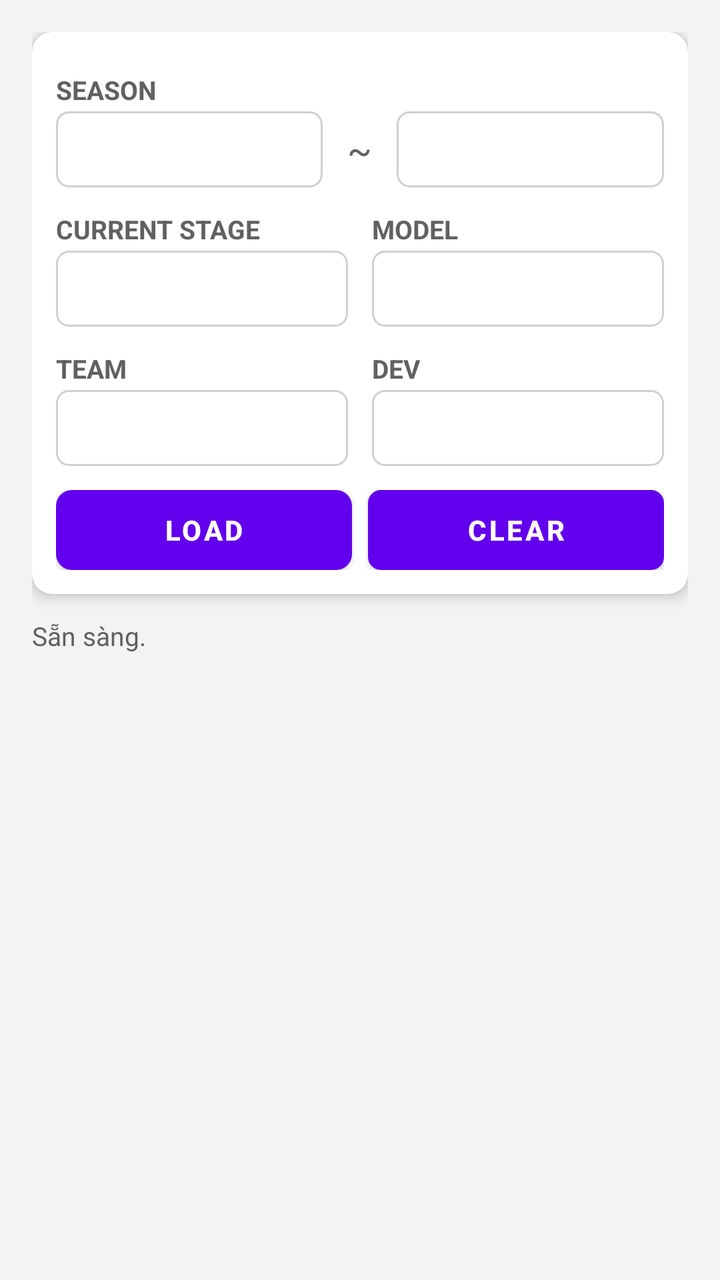
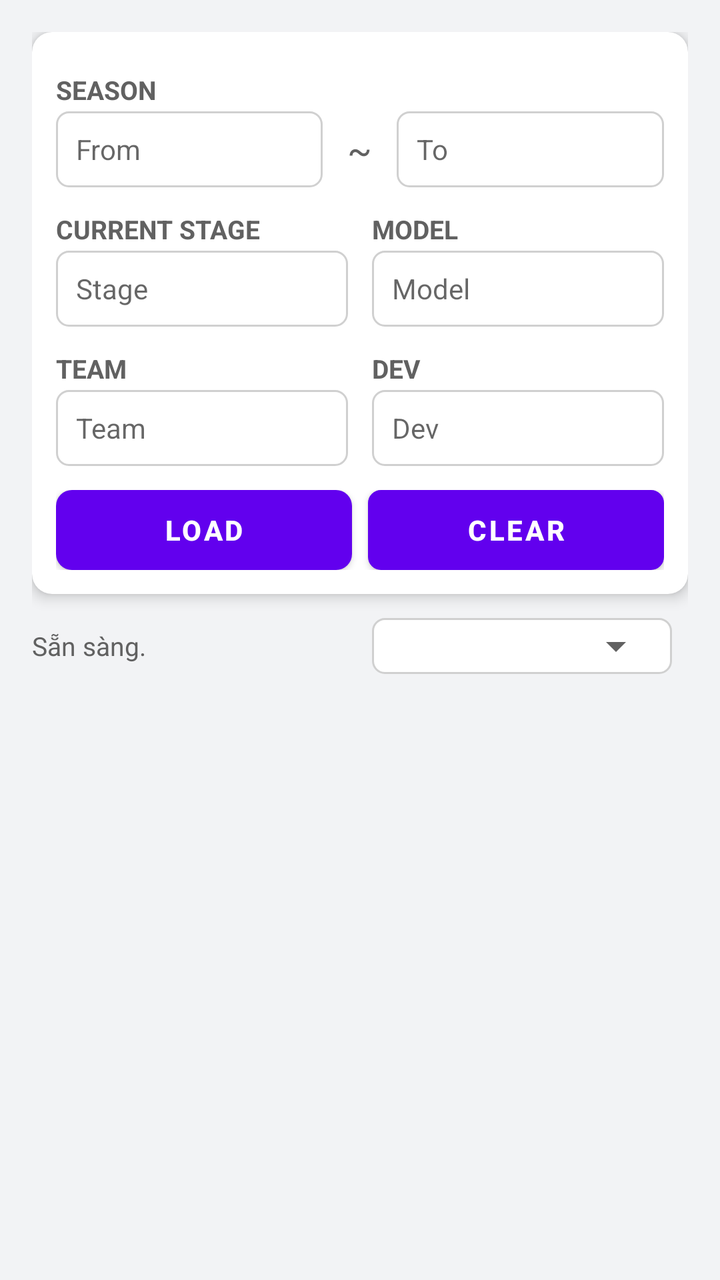

Two renders of the same Android screen: before a commit and after it. Below are the layout's source before the change and the commit's diff.
<!-- AndroidManifest.xml: application theme Theme.Nbcfm -->
<!-- res/layout/activity_main.xml -->
<?xml version="1.0" encoding="utf-8"?>
<LinearLayout xmlns:android="http://schemas.android.com/apk/res/android"
    xmlns:app="http://schemas.android.com/apk/res-auto"
    android:layout_width="match_parent"
    android:layout_height="match_parent"
    android:orientation="vertical"
    android:background="@color/bg"
    android:padding="16dp">











    <androidx.cardview.widget.CardView
        android:layout_width="match_parent"
        android:layout_height="wrap_content"
        app:cardCornerRadius="10dp"
        app:cardElevation="4dp"
        android:layout_marginBottom="12dp">

        <LinearLayout
            android:layout_width="match_parent"
            android:layout_height="wrap_content"
            android:orientation="vertical"
            android:padding="12dp">

            <TextView style="@style/FieldLabel" android:text="SEASON" />
            <LinearLayout
                android:layout_width="match_parent"
                android:layout_height="wrap_content"
                android:orientation="horizontal"
                android:gravity="center_vertical">

                <Spinner
                    android:id="@+id/spinnerSeasonFrom"
                    style="@style/FieldSpinner"
                    android:layout_width="0dp"
                    android:layout_weight="1" />

                <TextView
                    android:layout_width="wrap_content"
                    android:layout_height="wrap_content"
                    android:text=" ~ "
                    android:textSize="18sp"
                    android:textColor="@color/textSecondary"
                    android:paddingHorizontal="8dp" />

                <Spinner
                    android:id="@+id/spinnerSeasonTo"
                    style="@style/FieldSpinner"
                    android:layout_width="0dp"
                    android:layout_weight="1" />
            </LinearLayout>

            <LinearLayout
                android:layout_width="match_parent"
                android:layout_height="wrap_content"
                android:orientation="horizontal"
                android:layout_marginTop="4dp">

                <LinearLayout
                    android:layout_width="0dp"
                    android:layout_height="wrap_content"
                    android:layout_weight="1"
                    android:orientation="vertical"
                    android:layout_marginEnd="6dp">

                    <TextView
                        style="@style/FieldLabel"
                        android:text="CURRENT STAGE" />

                    <Spinner
                        android:id="@+id/spinnerStage"
                        style="@style/FieldSpinner" />
                </LinearLayout>

                <LinearLayout
                    android:layout_width="0dp"
                    android:layout_height="wrap_content"
                    android:layout_weight="1"
                    android:orientation="vertical"
                    android:layout_marginStart="6dp">

                    <TextView
                        style="@style/FieldLabel"
                        android:text="MODEL" />

                    <Spinner
                        android:id="@+id/spinnerModel"
                        style="@style/FieldSpinner" />
                </LinearLayout>
            </LinearLayout>

            <LinearLayout
                android:layout_width="match_parent"
                android:layout_height="wrap_content"
                android:orientation="horizontal"
                android:layout_marginTop="4dp">

                <LinearLayout
                    android:layout_width="0dp"
                    android:layout_height="wrap_content"
                    android:layout_weight="1"
                    android:orientation="vertical"
                    android:layout_marginEnd="6dp">

                    <TextView
                        android:id="@+id/textView2"
                        style="@style/FieldLabel"
                        android:layout_width="match_parent"
                        android:layout_height="wrap_content"
                        android:text="TEAM" />

                    <Spinner
                        android:id="@+id/spinnerTeam"
                        style="@style/FieldSpinner"
                        android:layout_width="match_parent"
                        android:layout_height="wrap_content" />
                </LinearLayout>

                <LinearLayout
                    android:layout_width="0dp"
                    android:layout_height="wrap_content"
                    android:layout_weight="1"
                    android:orientation="vertical"
                    android:layout_marginStart="6dp">

                    <TextView
                        android:id="@+id/textView5"
                        style="@style/FieldLabel"
                        android:layout_width="match_parent"
                        android:layout_height="wrap_content"
                        android:text="DEV" />

                    <Spinner
                        android:id="@+id/spinnerDev"
                        style="@style/FieldSpinner"
                        android:layout_width="match_parent"
                        android:layout_height="wrap_content" />
                </LinearLayout>
            </LinearLayout>

            <LinearLayout
                android:layout_width="match_parent"
                android:layout_height="wrap_content"
                android:orientation="horizontal"
                android:layout_marginTop="12dp">

                <Button
                    android:id="@+id/btnRetrieve"
                    android:layout_width="0dp"
                    android:layout_height="40dp"
                    android:layout_weight="1"
                    android:text="LOAD"
                    android:textColor="#FFFFFF"
                    android:textStyle="bold"
                    android:background="@drawable/btn_red"
                    android:layout_marginRight="4dp" />

                <Button
                    android:id="@+id/btnClearFilter"
                    android:layout_width="0dp"
                    android:layout_height="40dp"
                    android:layout_marginLeft="4dp"
                    android:layout_weight="1"
                    android:background="@drawable/edit_bg"
                    android:text="CLEAR"
                    android:textColor="@color/white"
                    android:textStyle="bold" />
            </LinearLayout>

        </LinearLayout>
    </androidx.cardview.widget.CardView>

    <LinearLayout
        android:layout_width="match_parent"
        android:layout_height="wrap_content"
        android:orientation="horizontal"
        android:gravity="center_vertical"
        android:paddingBottom="6dp">

        <TextView
            android:id="@+id/tvStatus"
            android:layout_width="0dp"
            android:layout_height="wrap_content"
            android:layout_weight="1"
            android:text="Sẵn sàng."
            android:textColor="@color/textSecondary"
            android:textSize="13sp" />

        <ProgressBar
            android:id="@+id/progressBar"
            style="?android:attr/progressBarStyleSmall"
            android:layout_width="wrap_content"
            android:layout_height="wrap_content"
            android:visibility="gone" />
    </LinearLayout>

    <TextView
        android:id="@+id/tvEmpty"
        android:layout_width="match_parent"
        android:layout_height="wrap_content"
        android:text="Không có dữ liệu."
        android:gravity="center"
        android:padding="24dp"
        android:textColor="@color/textSecondary"
        android:visibility="gone" />

    <com.facebook.shimmer.ShimmerFrameLayout
        android:id="@+id/shimmerViewContainer"
        android:layout_width="match_parent"
        android:layout_height="0dp"
        android:layout_weight="1"
        android:visibility="gone"
        app:shimmer_auto_start="false">

        <LinearLayout
            android:layout_width="match_parent"
            android:layout_height="match_parent"
            android:orientation="vertical">

            <include layout="@layout/item_cfm_card_placeholder" />
            <include layout="@layout/item_cfm_card_placeholder" />
            <include layout="@layout/item_cfm_card_placeholder" />

        </LinearLayout>
    </com.facebook.shimmer.ShimmerFrameLayout>

    <androidx.recyclerview.widget.RecyclerView
        android:id="@+id/recyclerView"
        android:layout_width="match_parent"
        android:layout_height="0dp"
        android:layout_weight="1"
        android:clipToPadding="false"
        android:paddingBottom="16dp" />

</LinearLayout>
<!-- res/layout/item_cfm_card_placeholder.xml (included above) -->
<?xml version="1.0" encoding="utf-8"?>
<androidx.cardview.widget.CardView
    xmlns:android="http://schemas.android.com/apk/res/android"
    xmlns:app="http://schemas.android.com/apk/res-auto"
    android:layout_width="match_parent"
    android:layout_height="wrap_content"
    android:layout_marginBottom="12dp"
    app:cardCornerRadius="10dp"
    app:cardElevation="3dp">

    <LinearLayout
        android:layout_width="match_parent"
        android:layout_height="wrap_content"
        android:orientation="vertical"
        android:padding="12dp">

        
        <View
            android:layout_width="120dp"
            android:layout_height="18dp"
            android:background="@drawable/placeholder_bg"
            android:layout_marginBottom="10dp" />

        
        <LinearLayout
            android:layout_width="match_parent"
            android:layout_height="wrap_content"
            android:orientation="horizontal"
            android:background="@drawable/highlight_bg"
            android:padding="8dp"
            android:layout_marginBottom="8dp"
            android:weightSum="10">

            
            <LinearLayout
                android:layout_width="0dp"
                android:layout_height="wrap_content"
                android:layout_weight="1.5"
                android:orientation="vertical"
                android:gravity="center_horizontal">
                <View
                    android:layout_width="30dp"
                    android:layout_height="10dp"
                    android:background="@drawable/placeholder_bg" />
                <View
                    android:layout_width="20dp"
                    android:layout_height="13dp"
                    android:layout_marginTop="6dp"
                    android:background="@drawable/placeholder_bg" />
            </LinearLayout>

            
            <LinearLayout
                android:layout_width="0dp"
                android:layout_height="wrap_content"
                android:layout_weight="3.5"
                android:orientation="vertical"
                android:gravity="center_horizontal">
                <View
                    android:layout_width="50dp"
                    android:layout_height="10dp"
                    android:background="@drawable/placeholder_bg" />
                <View
                    android:layout_width="70dp"
                    android:layout_height="13dp"
                    android:layout_marginTop="6dp"
                    android:background="@drawable/placeholder_bg" />
            </LinearLayout>

            
            <LinearLayout
                android:layout_width="0dp"
                android:layout_height="wrap_content"
                android:layout_weight="2.5"
                android:orientation="vertical"
                android:gravity="center_horizontal">
                <View
                    android:layout_width="40dp"
                    android:layout_height="10dp"
                    android:background="@drawable/placeholder_bg" />
                <View
                    android:layout_width="45dp"
                    android:layout_height="13dp"
                    android:layout_marginTop="6dp"
                    android:background="@drawable/placeholder_bg" />
            </LinearLayout>

            
            <LinearLayout
                android:layout_width="0dp"
                android:layout_height="wrap_content"
                android:layout_weight="1.3"
                android:orientation="vertical"
                android:gravity="center_horizontal">
                <View
                    android:layout_width="25dp"
                    android:layout_height="10dp"
                    android:background="@drawable/placeholder_bg" />
                <View
                    android:layout_width="20dp"
                    android:layout_height="13dp"
                    android:layout_marginTop="6dp"
                    android:background="@drawable/placeholder_bg" />
            </LinearLayout>

            
            <LinearLayout
                android:layout_width="0dp"
                android:layout_height="wrap_content"
                android:layout_weight="1.2"
                android:orientation="vertical"
                android:gravity="center_horizontal">
                <View
                    android:layout_width="20dp"
                    android:layout_height="10dp"
                    android:background="@drawable/placeholder_bg" />
                <View
                    android:layout_width="15dp"
                    android:layout_height="13dp"
                    android:layout_marginTop="6dp"
                    android:background="@drawable/placeholder_bg" />
            </LinearLayout>
        </LinearLayout>

        
        <View
            android:layout_width="match_parent"
            android:layout_height="13dp"
            android:layout_marginVertical="3dp"
            android:background="@drawable/placeholder_bg" />
        <View
            android:layout_width="220dp"
            android:layout_height="13dp"
            android:layout_marginVertical="3dp"
            android:background="@drawable/placeholder_bg" />
        <View
            android:layout_width="280dp"
            android:layout_height="13dp"
            android:layout_marginVertical="3dp"
            android:background="@drawable/placeholder_bg" />
        <View
            android:layout_width="180dp"
            android:layout_height="13dp"
            android:layout_marginVertical="3dp"
            android:background="@drawable/placeholder_bg" />
        <View
            android:layout_width="240dp"
            android:layout_height="13dp"
            android:layout_marginVertical="3dp"
            android:background="@drawable/placeholder_bg" />
        <View
            android:layout_width="150dp"
            android:layout_height="13dp"
            android:layout_marginVertical="3dp"
            android:background="@drawable/placeholder_bg" />
        <View
            android:layout_width="100dp"
            android:layout_height="13dp"
            android:layout_marginVertical="3dp"
            android:background="@drawable/placeholder_bg" />

    </LinearLayout>
</androidx.cardview.widget.CardView>
<!-- resources referenced by this layout -->
<resources>
  <color name="bg">#F2F3F5</color>
  <color name="textSecondary">#616161</color>
  <color name="white">#FFFFFF</color>
  <!-- drawable btn_red (drawable) -->
  <?xml version="1.0" encoding="utf-8"?>
  <shape xmlns:android="http://schemas.android.com/apk/res/android"
      android:shape="rectangle">
      <solid android:color="@color/nb_red" />
      <corners android:radius="8dp" />
      <padding android:top="12dp" android:bottom="12dp" />
  </shape>
  <!-- drawable edit_bg (drawable) -->
  <?xml version="1.0" encoding="utf-8"?>
  <shape xmlns:android="http://schemas.android.com/apk/res/android"
      android:shape="rectangle">
      <solid android:color="@color/white" />
      <corners android:radius="6dp" />
      <stroke android:width="1dp" android:color="#D0D0D0" />
  </shape>
  <!-- drawable highlight_bg (drawable) -->
  <?xml version="1.0" encoding="utf-8"?>
  <shape xmlns:android="http://schemas.android.com/apk/res/android"
      android:shape="rectangle">
      <solid android:color="#F0F4F8" />
      <corners android:radius="8dp" />
      <stroke android:width="1dp" android:color="#D0DFEE" />
  </shape>
  <!-- drawable placeholder_bg (drawable) -->
  <?xml version="1.0" encoding="utf-8"?>
  <shape xmlns:android="http://schemas.android.com/apk/res/android"
      android:shape="rectangle">
      <solid android:color="@color/placeholder_color" />
      <corners android:radius="4dp" />
  </shape>
  <style name="FieldLabel">
          <item name="android:layout_width">match_parent</item>
          <item name="android:layout_height">wrap_content</item>
          <item name="android:textColor">@color/textSecondary</item>
          <item name="android:textStyle">bold</item>
          <item name="android:textSize">13sp</item>
          <item name="android:paddingTop">8dp</item>
          <item name="android:paddingBottom">2dp</item>
      </style>
  <style name="FieldSpinner">
          <item name="android:layout_width">match_parent</item>
          <item name="android:layout_height">wrap_content</item>
          <item name="android:background">@drawable/edit_bg</item>
          <item name="android:minHeight">38dp</item>
      </style>
  <style name="Theme.Nbcfm" parent="Theme.MaterialComponents.DayNight.DarkActionBar">
          
          <item name="colorPrimary">@color/purple_500</item>
          <item name="colorPrimaryVariant">@color/purple_700</item>
          <item name="colorOnPrimary">@color/white</item>
          
          <item name="colorSecondary">@color/teal_200</item>
          <item name="colorSecondaryVariant">@color/teal_700</item>
          <item name="colorOnSecondary">@color/black</item>
          
          <item name="android:statusBarColor" tools:targetApi="l">?attr/colorPrimaryVariant</item>
          
      </style>
  <color name="nb_red">#C8102E</color>
  <color name="placeholder_color">#EAEAEA</color>
  <color name="purple_500">#FF6200EE</color>
  <color name="purple_700">#FF3700B3</color>
  <color name="teal_200">#FF03DAC5</color>
  <color name="teal_700">#FF018786</color>
  <color name="black">#FF000000</color>
</resources>

<!-- the commit's change to res/layout/activity_main.xml (unified diff, before → after) -->
@@ -7,16 +7,6 @@
     android:background="@color/bg"
     android:padding="16dp">
 
-
-
-
-
-
-
-
-
-
-
     <androidx.cardview.widget.CardView
         android:layout_width="match_parent"
         android:layout_height="wrap_content"
@@ -37,11 +27,17 @@
                 android:orientation="horizontal"
                 android:gravity="center_vertical">
 
-                <Spinner
-                    android:id="@+id/spinnerSeasonFrom"
+                <androidx.appcompat.widget.AppCompatAutoCompleteTextView
+                    android:id="@+id/acSeasonFrom"
                     style="@style/FieldSpinner"
                     android:layout_width="0dp"
-                    android:layout_weight="1" />
+                    android:layout_weight="1"
+                    android:paddingHorizontal="10dp"
+                    android:textSize="14sp"
+                    android:singleLine="true"
+                    android:completionThreshold="1"
+                    android:inputType="text"
+                    android:hint="From" />
 
                 <TextView
                     android:layout_width="wrap_content"
@@ -51,11 +47,17 @@
                     android:textColor="@color/textSecondary"
                     android:paddingHorizontal="8dp" />
 
-                <Spinner
-                    android:id="@+id/spinnerSeasonTo"
+                <androidx.appcompat.widget.AppCompatAutoCompleteTextView
+                    android:id="@+id/acSeasonTo"
                     style="@style/FieldSpinner"
                     android:layout_width="0dp"
-                    android:layout_weight="1" />
+                    android:layout_weight="1"
+                    android:paddingHorizontal="10dp"
+                    android:textSize="14sp"
+                    android:singleLine="true"
+                    android:completionThreshold="1"
+                    android:inputType="text"
+                    android:hint="To" />
             </LinearLayout>
 
             <LinearLayout
@@ -75,9 +77,15 @@
                         style="@style/FieldLabel"
                         android:text="CURRENT STAGE" />
 
-                    <Spinner
-                        android:id="@+id/spinnerStage"
-                        style="@style/FieldSpinner" />
+                    <androidx.appcompat.widget.AppCompatAutoCompleteTextView
+                        android:id="@+id/acStage"
+                        style="@style/FieldSpinner"
+                        android:paddingHorizontal="10dp"
+                        android:textSize="14sp"
+                        android:singleLine="true"
+                        android:completionThreshold="1"
+                        android:inputType="text"
+                        android:hint="Stage" />
                 </LinearLayout>
 
                 <LinearLayout
@@ -91,9 +99,15 @@
                         style="@style/FieldLabel"
                         android:text="MODEL" />
 
-                    <Spinner
-                        android:id="@+id/spinnerModel"
-                        style="@style/FieldSpinner" />
+                    <androidx.appcompat.widget.AppCompatAutoCompleteTextView
+                        android:id="@+id/acModel"
+                        style="@style/FieldSpinner"
+                        android:paddingHorizontal="10dp"
+                        android:textSize="14sp"
+                        android:singleLine="true"
+                        android:completionThreshold="1"
+                        android:inputType="text"
+                        android:hint="Model" />
                 </LinearLayout>
             </LinearLayout>
 
@@ -117,11 +131,17 @@
                         android:layout_height="wrap_content"
                         android:text="TEAM" />
 
-                    <Spinner
-                        android:id="@+id/spinnerTeam"
+                    <androidx.appcompat.widget.AppCompatAutoCompleteTextView
+                        android:id="@+id/acTeam"
                         style="@style/FieldSpinner"
                         android:layout_width="match_parent"
-                        android:layout_height="wrap_content" />
+                        android:layout_height="wrap_content"
+                        android:paddingHorizontal="10dp"
+                        android:textSize="14sp"
+                        android:singleLine="true"
+                        android:completionThreshold="1"
+                        android:inputType="text"
+                        android:hint="Team" />
                 </LinearLayout>
 
                 <LinearLayout
@@ -138,11 +158,17 @@
                         android:layout_height="wrap_content"
                         android:text="DEV" />
 
-                    <Spinner
-                        android:id="@+id/spinnerDev"
+                    <androidx.appcompat.widget.AppCompatAutoCompleteTextView
+                        android:id="@+id/acDev"
                         style="@style/FieldSpinner"
                         android:layout_width="match_parent"
-                        android:layout_height="wrap_content" />
+                        android:layout_height="wrap_content"
+                        android:paddingHorizontal="10dp"
+                        android:textSize="14sp"
+                        android:singleLine="true"
+                        android:completionThreshold="1"
+                        android:inputType="text"
+                        android:hint="Dev" />
                 </LinearLayout>
             </LinearLayout>
 
@@ -193,6 +219,25 @@
             android:text="Sẵn sàng."
             android:textColor="@color/textSecondary"
             android:textSize="13sp" />
+
+        <FrameLayout
+            android:layout_width="150dp"
+            android:layout_height="wrap_content"
+            android:layout_marginEnd="8dp"
+            android:background="@drawable/edit_bg"
+            android:paddingLeft="4dp"
+            android:paddingTop="2dp"
+            android:paddingRight="4dp"
+            android:paddingBottom="2dp">
+
+            <Spinner
+                android:id="@+id/spinnerPlanFilter"
+                android:layout_width="match_parent"
+                android:layout_height="wrap_content"
+                android:backgroundTint="@color/textSecondary"
+                android:spinnerMode="dropdown"
+                android:padding="0dp" />
+        </FrameLayout>
 
         <ProgressBar
             android:id="@+id/progressBar"
